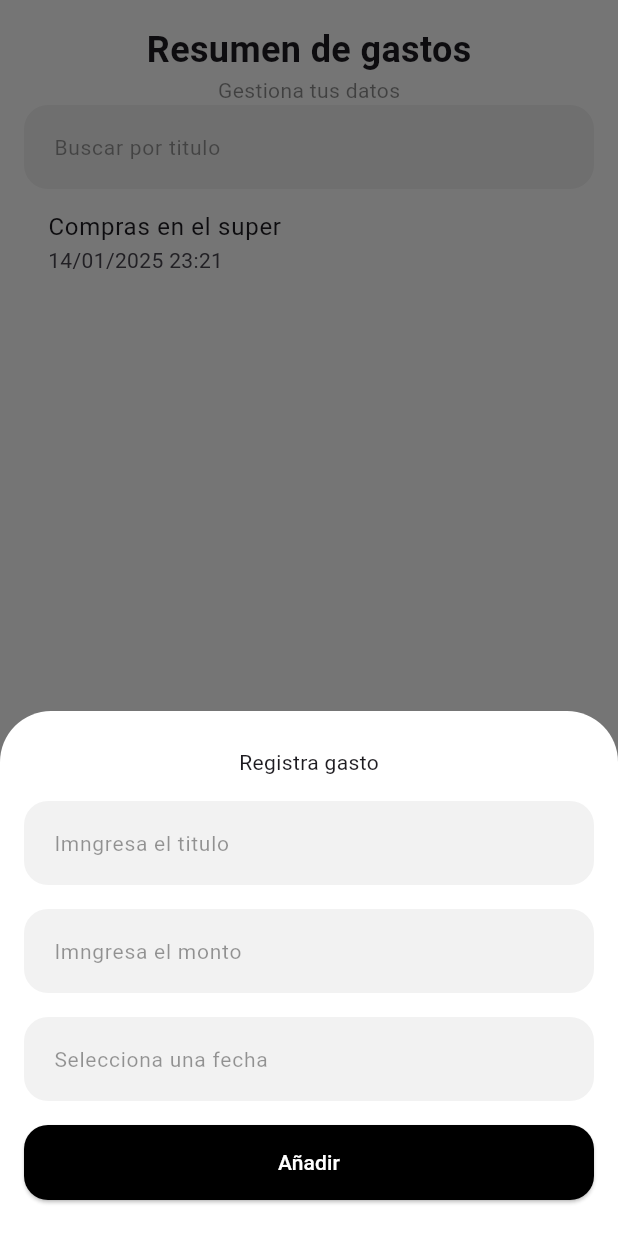
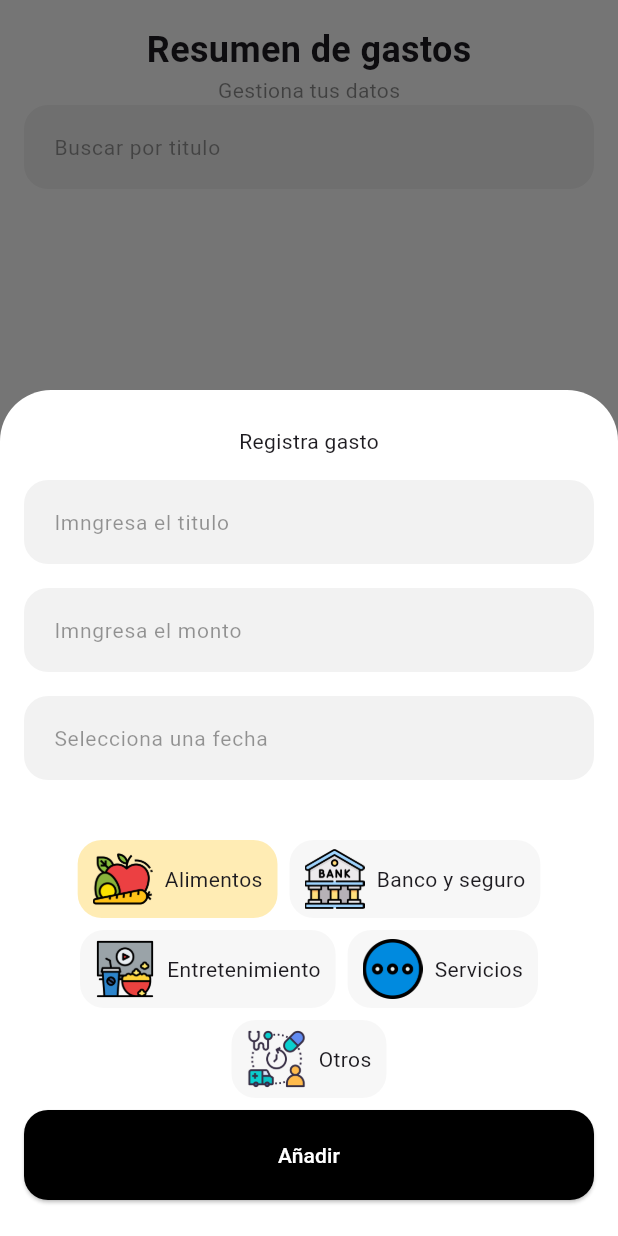
Before and after one commit to dennisqc/Gastos_app, a Flutter app: the screen it shows after launch, after a tap on "Agregar", on a phone screen of 412 x 824 dp. Run offline on Flutter 3.47's test engine with Material 3 defaults, Android fonts, the phone set to English and light mode, and no system bars; our stand-ins replace sqflite; accounts and stored records are empty.

```diff
--- a/lib/db/db_admin.dart
+++ b/lib/db/db_admin.dart
@@ -1,4 +1,5 @@
 import 'dart:io';
+import 'package:appgastos/models/gasto_model.dart';
 import 'package:path/path.dart';
 import 'package:path_provider/path_provider.dart';
 import 'package:sqflite/sqflite.dart';
@@ -40,32 +41,42 @@ class DBAdmin {
     );
   }
 
-  insrtarGasto() async {
+  // Future<int> insrtarGasto(Map<String, dynamic> data) async {
+  Future<int> insrtarGasto(GastoModel gasto) async {
     Database? db = await _checkDatabase();
-    int res = await db!.insert("GASTOS", {
-      "title": "Compras del mercado",
-      "price": 1200.50,
-      "datetime": "12/12/2024",
-      "type": "Alimentos"
-    });
-    print(res);
+    int res = await db!.insert("GASTOS", gasto.convertirMap()
+        // {
+        //   "title": "Compras del mercado",
+        //   "price": 1200.50,
+        //   "datetime": "12/12/2024",
+        //   "type": "Alimentos"
+        // },
+        );
+    return res;
   }
 
-  obetenerGastos() async {
+  Future<List<GastoModel>> obetenerGastos() async {
     Database? db = await _checkDatabase();
-    print("------------");
+    List<Map<String, Object?>> data = await db!.query("GASTOS");
+    List<GastoModel> gastosList =
+        data.map((e) => GastoModel.fromDB(e)).toList();
+
+    print(data);
+    print(gastosList);
+
+    return gastosList;
+    // print("------------");
     // print(db);
-    print("------------");
-    //  List<Map<String, Object?>> data = await db!.query("GASTOS");
-    List<Map<String, Object?>> data =
-        await db!.rawQuery("Select title from gastos where type='Alimentos'");
-    print(data);
+    // print("------------");
+    // //  List<Map<String, Object?>> data = await db!.query("GASTOS");
+    // List<Map<String, Object?>> data =
+    //     await db!.rawQuery("Select title from gastos where type='Alimentos'");
+    // print(data);
   }
 
   updateGasto() async {
     Database? db = await _checkDatabase();
-    int res =
-        await db!.update("GASTOS", {"title": "actualizado"}, where: "id=1");
+    int res = await db!.update("GASTOS", {"price": 20});
     print(res);
   }
 
--- /dev/null
+++ b/lib/models/gasto_model.dart
@@ -0,0 +1,26 @@
+class GastoModel {
+  String title;
+  double price;
+  String datetime;
+  String type;
+
+  GastoModel({
+    required this.title,
+    required this.price,
+    required this.datetime,
+    required this.type,
+  });
+
+  factory GastoModel.fromDB(Map<String, dynamic> data) => GastoModel(
+      title: data["title"],
+      price: data["price"],
+      datetime: data["datetime"],
+      type: data["type"]);
+
+  Map<String, dynamic> convertirMap() => {
+        "title": title,
+        "price": price,
+        "datetime": datetime,
+        "type": type,
+      };
+}
--- a/lib/pages/home_page.dart
+++ b/lib/pages/home_page.dart
@@ -1,4 +1,6 @@
 import 'package:appgastos/db/db_admin.dart';
+import 'package:appgastos/models/gasto_model.dart';
+import 'package:appgastos/widget/item_gasto.dart';
 import 'package:appgastos/widget/register_modal.dart';
 import 'package:flutter/material.dart';
 
@@ -10,6 +12,10 @@ class HomePage extends StatefulWidget {
 }
 
 class _HomePageState extends State<HomePage> {
+  List<GastoModel> gastos = [];
+  GastoModel gasto1 = GastoModel(
+      title: "Titulo", price: 12, datetime: "12/1/12", type: "Alimentos");
+
   Widget busquedaWidget() {
     return TextField(
       decoration: InputDecoration(
@@ -36,10 +42,26 @@ class _HomePageState extends State<HomePage> {
       isScrollControlled: true,
       builder: (BuildContext context) {
         return Padding(
-              padding: EdgeInsets.only(
-                  bottom: MediaQuery.of(context).viewInsets.bottom),
-              child: RegisterModal());
+          padding:
+              EdgeInsets.only(bottom: MediaQuery.of(context).viewInsets.bottom),
+          child: RegisterModal(),
+        );
+      },
+    ).then((value) {
+      getDataFromDb();
     });
+  }
+
+  Future<void> getDataFromDb() async {
+    gastos = await DBAdmin().obetenerGastos();
+    setState(() {});
+  }
+
+  @override
+  void initState() {
+    // TODO: implement initState
+    getDataFromDb();
+    super.initState();
   }
 
   // DBAdmin dbAdmin = DBAdmin();
@@ -63,7 +85,7 @@ class _HomePageState extends State<HomePage> {
                     color: Colors.black,
                     height: 100,
                     width: double.infinity,
-                    child: Row(
+                    child: const Row(
                       mainAxisAlignment: MainAxisAlignment.center,
                       children: [
                         Icon(
@@ -92,19 +114,21 @@ class _HomePageState extends State<HomePage> {
                   child: Container(
                     padding: EdgeInsets.only(top: 16, left: 16, right: 16),
                     width: double.infinity,
-                    decoration: BoxDecoration(
+                    decoration: const BoxDecoration(
                       color: Colors.white,
                       borderRadius: BorderRadius.only(
                         bottomLeft: Radius.circular(35),
-                            bottomRight: Radius.circular(35))),
+                        bottomRight: Radius.circular(35),
+                      ),
+                    ),
                     child: Column(
                       children: [
-                        Text(
+                        const Text(
                           "Resumen de gastos",
                           style: TextStyle(
                               fontSize: 24, fontWeight: FontWeight.bold),
                         ),
-                        Text(
+                        const Text(
                           "Gestiona tus datos",
                           style: TextStyle(
                               fontSize: 14,
@@ -112,10 +136,20 @@ class _HomePageState extends State<HomePage> {
                               color: Colors.black45),
                         ),
                         busquedaWidget(),
-                        const ListTile(
-                          title: Text("Compras en el super"),
-                          subtitle: Text("14/01/2025 23:21"),
-                        )
+                        Expanded(
+                          child: ListView.builder(
+                              itemCount: gastos.length,
+                              itemBuilder: (BuildContext context, int index) {
+                                return ItemGasto(gasto: gastos[index]);
+                              }),
+                        ),
+                        // const ListTile(
+                        //   title: Text("Compras en el super"),
+                        //   subtitle: Text("14/01/2025 23:21"),
+                        // ),
+                        // ItemGasto(
+                        //   gasto: gasto1,
+                        // ),
                       ],
                     ),
                   ),
--- /dev/null
+++ b/lib/util/data_general.dart
@@ -0,0 +1,27 @@
+List<Map<String, dynamic>> types = [
+  {
+    "id": 1,
+    "name": "Alimentos",
+    "image": "assets/images/alimentos.webp",
+  },
+  {
+    "id": 2,
+    "name": "Banco y seguro",
+    "image": "assets/images/bancos.webp",
+  },
+  {
+    "id": 3,
+    "name": "Entretenimiento",
+    "image": "assets/images/entretenimiento.webp",
+  },
+  {
+    "id": 4,
+    "name": "Servicios",
+    "image": "assets/images/otros.webp",
+  },
+  {
+    "id": 5,
+    "name": "Otros",
+    "image": "assets/images/servicios.webp",
+  },
+];
--- /dev/null
+++ b/lib/widget/item_type.dart
@@ -0,0 +1,38 @@
+import 'package:flutter/material.dart';
+
+class ItemType extends StatelessWidget {
+  Map<String, dynamic> data;
+  bool isSelected;
+  VoidCallback tap;
+  ItemType({required this.data, required this.isSelected, required this.tap});
+
+  @override
+  Widget build(BuildContext context) {
+    return GestureDetector(
+      onTap: tap,
+      child: Container(
+        padding: EdgeInsets.symmetric(horizontal: 10, vertical: 6),
+        decoration: BoxDecoration(
+          color: isSelected
+              ? Colors.amber.withOpacity(0.3)
+              : Colors.black.withOpacity(0.03),
+          borderRadius: BorderRadius.circular(16),
+        ),
+        child: Row(
+          mainAxisSize: MainAxisSize.min,
+          children: [
+            Image.asset(
+              data["image"],
+              height: 40,
+              width: 40,
+            ),
+            SizedBox(
+              width: 8,
+            ),
+            Text(data["name"]),
+          ],
+        ),
+      ),
+    );
+  }
+}
--- a/lib/widget/register_modal.dart
+++ b/lib/widget/register_modal.dart
@@ -1,6 +1,9 @@
+import 'package:appgastos/db/db_admin.dart';
+import 'package:appgastos/models/gasto_model.dart';
+import 'package:appgastos/util/data_general.dart';
 import 'package:appgastos/widget/field_model_widget.dart';
+import 'package:appgastos/widget/item_type.dart';
 import 'package:flutter/material.dart';
-import 'package:path/path.dart';
 
 class RegisterModal extends StatefulWidget {
   const RegisterModal({super.key});
@@ -14,12 +17,38 @@ class _RegisterModalState extends State<RegisterModal> {
   TextEditingController _priceController = TextEditingController();
   TextEditingController _typeController = TextEditingController();
   TextEditingController _dateController = TextEditingController();
+  String typeSelect = "Alimentos";
   _buildButtonApp() {
     return SizedBox(
       width: double.infinity,
-        height: 50,
+      height: 60,
       child: ElevatedButton(
-          onPressed: () {},
+        onPressed: () {
+          GastoModel gasto = GastoModel(
+              title: _productController.text,
+              price: double.parse(_productController.text),
+              datetime: _dateController.text,
+              type: _typeController.text);
+          // Map<String, dynamic> gastoMap = {
+          //   "title": _productController.text,
+          //   "price": _priceController.text,
+          //   "datetime": _dateController.text,
+          //   "type": _typeController.text,
+
+          // };
+          DBAdmin().insrtarGasto(gasto).then((value) {
+            if (value > 0) {
+              ScaffoldMessenger.of(context).showSnackBar(SnackBar(
+                backgroundColor: Colors.cyan,
+                behavior: SnackBarBehavior.floating,
+                shape: RoundedRectangleBorder(
+                    borderRadius: BorderRadius.circular(16)),
+                content: Text("Se registro"),
+              ));
+              Navigator.pop(context);
+            }
+          });
+        },
         child: Text(
           "Añadir",
           style: TextStyle(color: Colors.white),
@@ -27,8 +56,11 @@ class _RegisterModalState extends State<RegisterModal> {
         style: ElevatedButton.styleFrom(
           backgroundColor: Colors.black,
           shape: RoundedRectangleBorder(
-                  borderRadius: BorderRadius.circular(16))),
-        ));
+            borderRadius: BorderRadius.circular(16),
+          ),
+        ),
+      ),
+    );
   }
 
   showDateTimePicker() async {
@@ -36,7 +68,23 @@ class _RegisterModalState extends State<RegisterModal> {
         context: context,
         initialDate: DateTime.now(),
         firstDate: DateTime(2022),
-        lastDate: DateTime(2030));
+        lastDate: DateTime(2030),
+        builder: (BuildContext context, Widget? child) {
+          return Theme(
+              data: ThemeData.light().copyWith(
+                  dialogTheme: DialogTheme(
+                    shape: RoundedRectangleBorder(
+                      borderRadius: BorderRadius.circular(25),
+                    ),
+                  ),
+                  colorScheme: ColorScheme.light(primary: Colors.black)),
+              child: child!);
+        });
+    _dateController.text = datePicker.toString();
+    // if (datePicker != null) {
+    //   final dateFormat;
+    // }
+    print(_dateController.text);
   }
 
   @override
@@ -47,6 +95,7 @@ class _RegisterModalState extends State<RegisterModal> {
           color: Colors.white,
           borderRadius: BorderRadius.only(
               topLeft: Radius.circular(34), topRight: Radius.circular(34))),
+      child: SingleChildScrollView(
         child: Column(
           mainAxisSize: MainAxisSize.min,
           children: [
@@ -72,8 +121,31 @@ class _RegisterModalState extends State<RegisterModal> {
                 print("es una fehca");
               },
             ),
+            SizedBox(
+              height: 16,
+            ),
+            Padding(
+              padding: const EdgeInsets.all(8.0),
+              child: Wrap(
+                spacing: 8,
+                runSpacing: 8,
+                alignment: WrapAlignment.center,
+                children: types
+                    .map((e) => ItemType(
+                          data: e,
+                          isSelected: e["name"] == typeSelect,
+                          tap: () {
+                            typeSelect = e["name"];
+                            setState(() {});
+                            print(typeSelect);
+                          },
+                        ))
+                    .toList(),
+              ),
+            ),
             _buildButtonApp()
           ],
+        ),
       ),
     );
   }
```
Also changed, not shown: lib/widget/item_gasto.dart (added, +47 -0 lines). Lines whose indentation alone changed are shown as unchanged.
